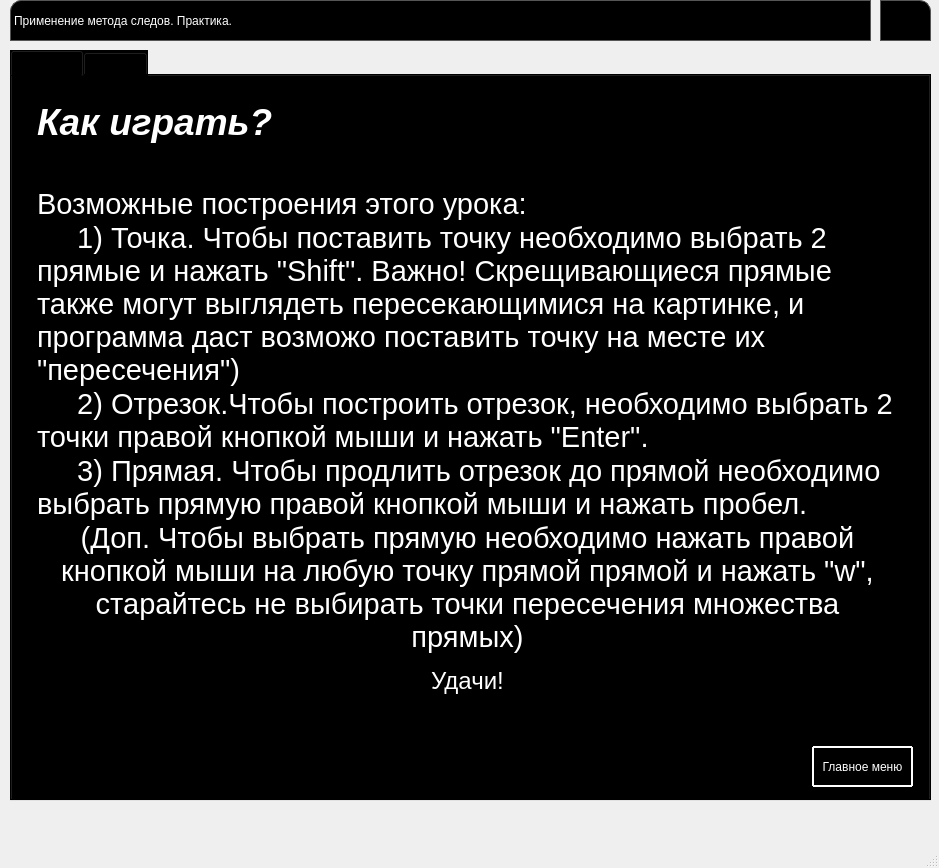
Qt form form1_p.ui (leriia-meow/geometry) before a commit.
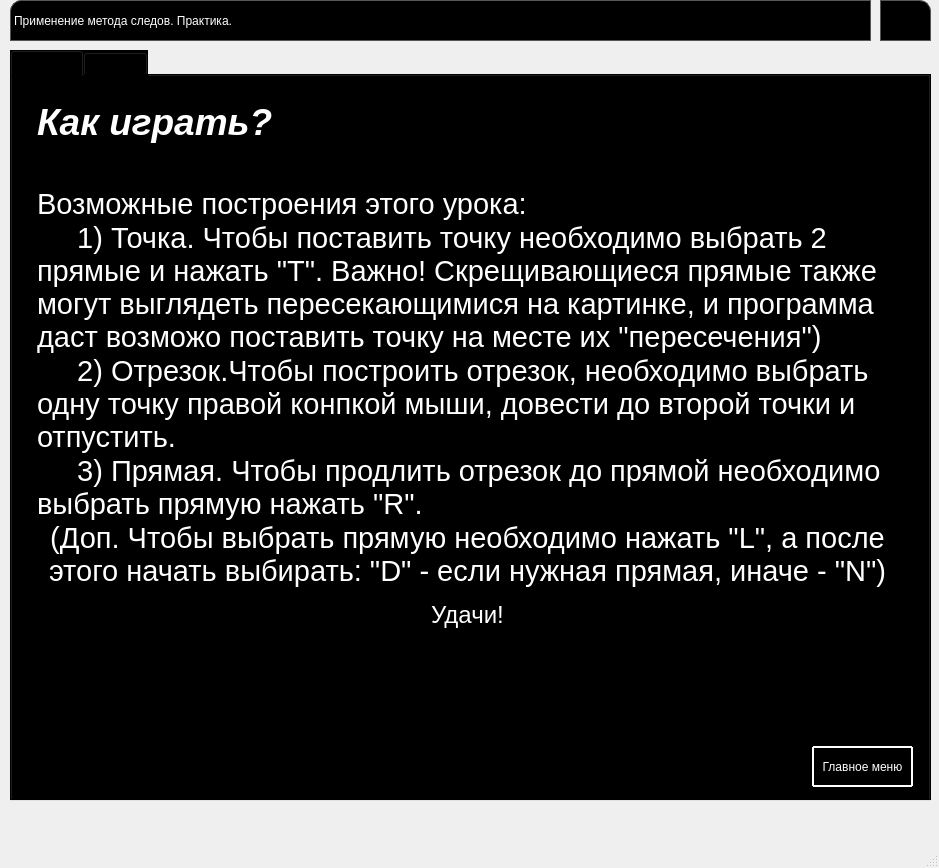
The same form after that commit. Icons and pictures are not drawn.

```diff
--- a/form1_p.ui
+++ b/form1_p.ui
@@ -154,10 +154,10 @@
 &lt;p style=&quot; margin-top:0px; margin-bottom:0px; margin-left:0px; margin-right:0px; -qt-block-indent:0; text-indent:0px;&quot;&gt;&lt;span style=&quot; font-size:28pt; font-weight:600; font-style:italic; color:#ffffff;&quot;&gt;Как играть?&lt;/span&gt;&lt;/p&gt;
 &lt;p style=&quot;-qt-paragraph-type:empty; margin-top:0px; margin-bottom:0px; margin-left:0px; margin-right:0px; -qt-block-indent:0; text-indent:0px; font-size:28pt; font-weight:600; font-style:italic; color:#ffffff;&quot;&gt;&lt;br /&gt;&lt;/p&gt;
 &lt;p style=&quot; margin-top:0px; margin-bottom:0px; margin-left:0px; margin-right:0px; -qt-block-indent:0; text-indent:0px;&quot;&gt;&lt;span style=&quot; font-size:22pt; color:#ffffff;&quot;&gt;Возможные построения этого урока:&lt;/span&gt;&lt;/p&gt;
-&lt;p style=&quot; margin-top:0px; margin-bottom:0px; margin-left:0px; margin-right:0px; -qt-block-indent:0; text-indent:0px;&quot;&gt;&lt;span style=&quot; font-size:22pt; color:#ffffff;&quot;&gt;     1) Точка. Чтобы поставить точку необходимо выбрать 2 прямые и нажать &amp;quot;Shift&amp;quot;. Важно! Скрещивающиеся прямые также могут выглядеть пересекающимися на картинке, и программа даст возможо поставить точку на месте их &amp;quot;пересечения&amp;quot;)&lt;/span&gt;&lt;/p&gt;
-&lt;p style=&quot; margin-top:0px; margin-bottom:0px; margin-left:0px; margin-right:0px; -qt-block-indent:0; text-indent:0px;&quot;&gt;&lt;span style=&quot; font-size:22pt; color:#ffffff;&quot;&gt;     2) Отрезок.Чтобы построить отрезок, необходимо выбрать 2 точки правой кнопкой мыши и нажать &amp;quot;Enter&amp;quot;.&lt;/span&gt;&lt;/p&gt;
-&lt;p style=&quot; margin-top:0px; margin-bottom:0px; margin-left:0px; margin-right:0px; -qt-block-indent:0; text-indent:0px;&quot;&gt;&lt;span style=&quot; font-size:22pt; color:#ffffff;&quot;&gt;     3) Прямая. Чтобы продлить отрезок до прямой необходимо выбрать прямую правой кнопкой мыши и нажать пробел.&lt;/span&gt;&lt;/p&gt;
-&lt;p align=&quot;center&quot; style=&quot; margin-top:0px; margin-bottom:0px; margin-left:0px; margin-right:0px; -qt-block-indent:0; text-indent:0px;&quot;&gt;&lt;span style=&quot; font-size:22pt; color:#ffffff;&quot;&gt;(Доп. Чтобы выбрать прямую необходимо нажать правой кнопкой мыши на любую точку прямой прямой и нажать &amp;quot;w&amp;quot;, старайтесь не выбирать точки пересечения множества прямых)&lt;/span&gt;&lt;/p&gt;
+&lt;p style=&quot; margin-top:0px; margin-bottom:0px; margin-left:0px; margin-right:0px; -qt-block-indent:0; text-indent:0px;&quot;&gt;&lt;span style=&quot; font-size:22pt; color:#ffffff;&quot;&gt;     1) Точка. Чтобы поставить точку необходимо выбрать 2 прямые и нажать &amp;quot;T&amp;quot;. Важно! Скрещивающиеся прямые также могут выглядеть пересекающимися на картинке, и программа даст возможо поставить точку на месте их &amp;quot;пересечения&amp;quot;)&lt;/span&gt;&lt;/p&gt;
+&lt;p style=&quot; margin-top:0px; margin-bottom:0px; margin-left:0px; margin-right:0px; -qt-block-indent:0; text-indent:0px;&quot;&gt;&lt;span style=&quot; font-size:22pt; color:#ffffff;&quot;&gt;     2) Отрезок.Чтобы построить отрезок, необходимо выбрать одну точку правой конпкой мыши, довести до второй точки и отпустить.&lt;/span&gt;&lt;/p&gt;
+&lt;p style=&quot; margin-top:0px; margin-bottom:0px; margin-left:0px; margin-right:0px; -qt-block-indent:0; text-indent:0px;&quot;&gt;&lt;span style=&quot; font-size:22pt; color:#ffffff;&quot;&gt;     3) Прямая. Чтобы продлить отрезок до прямой необходимо выбрать прямую нажать &amp;quot;R&amp;quot;.&lt;/span&gt;&lt;/p&gt;
+&lt;p align=&quot;center&quot; style=&quot; margin-top:0px; margin-bottom:0px; margin-left:0px; margin-right:0px; -qt-block-indent:0; text-indent:0px;&quot;&gt;&lt;span style=&quot; font-size:22pt; color:#ffffff;&quot;&gt;(Доп. Чтобы выбрать прямую необходимо нажать &amp;quot;L&amp;quot;, а после этого начать выбирать: &amp;quot;D&amp;quot; - если нужная прямая, иначе - &amp;quot;N&amp;quot;)&lt;/span&gt;&lt;/p&gt;
 &lt;p align=&quot;center&quot; style=&quot;-qt-paragraph-type:empty; margin-top:0px; margin-bottom:0px; margin-left:0px; margin-right:0px; -qt-block-indent:0; text-indent:0px; color:#ffffff;&quot;&gt;&lt;br /&gt;&lt;/p&gt;
 &lt;p align=&quot;center&quot; style=&quot; margin-top:0px; margin-bottom:0px; margin-left:0px; margin-right:0px; -qt-block-indent:0; text-indent:0px;&quot;&gt;&lt;span style=&quot; font-size:18pt; color:#ffffff;&quot;&gt;Удачи!&lt;/span&gt;&lt;/p&gt;
 &lt;p style=&quot;-qt-paragraph-type:empty; margin-top:0px; margin-bottom:0px; margin-left:0px; margin-right:0px; -qt-block-indent:0; text-indent:0px; color:#ffffff;&quot;&gt;&lt;br /&gt;&lt;/p&gt;&lt;/body&gt;&lt;/html&gt;</string>
```
